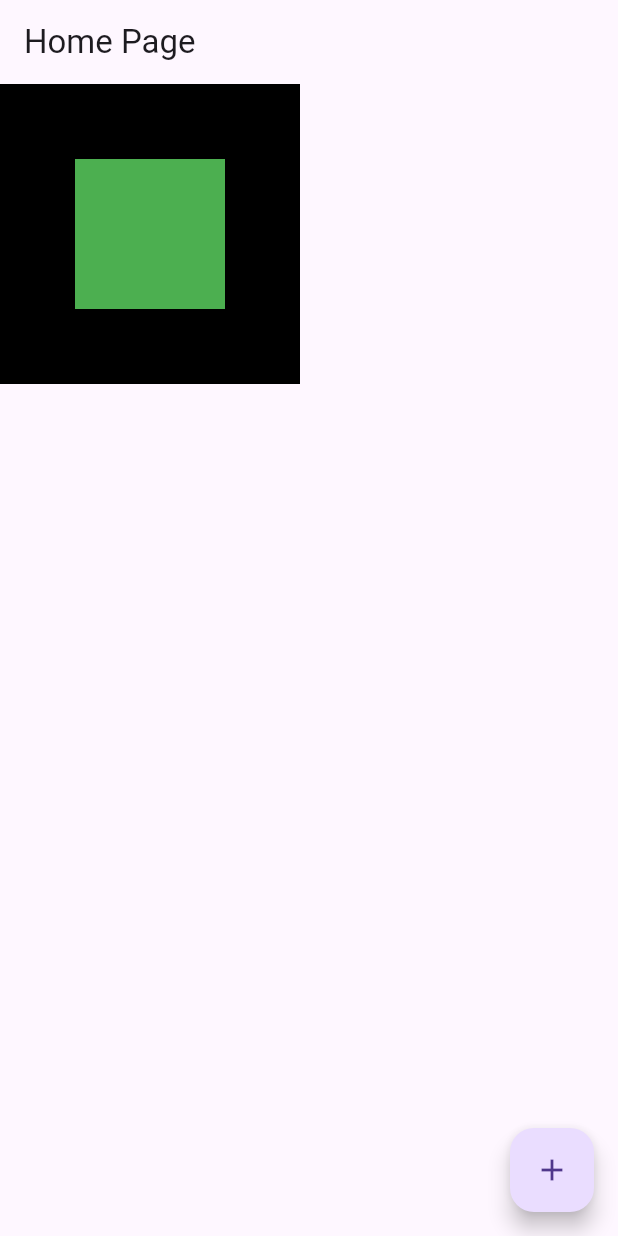
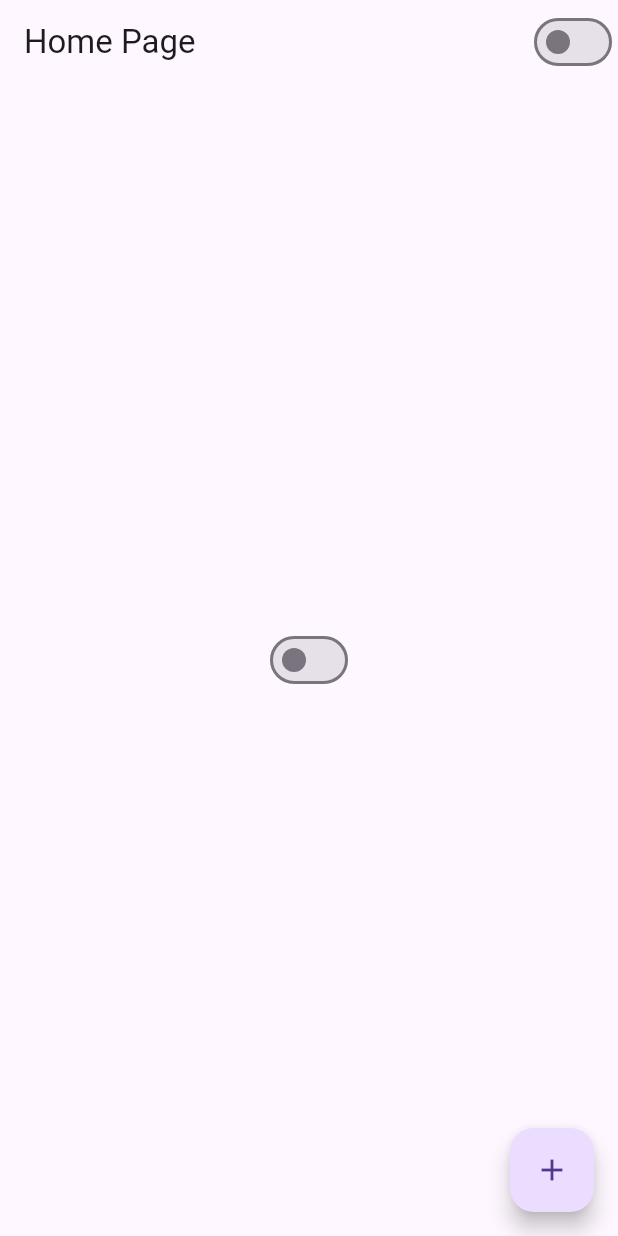
Before and after one commit to menezesledilson/Projects, a Flutter app: the screen it shows after launch, on a phone screen of 412 x 824 dp. Run offline on Flutter 3.47's test engine with Material 3 defaults, Android fonts, the phone set to English and light mode, and no system bars.

Commit message:
aula 12,13 componentes

```diff
--- /dev/null
+++ b/ola_mundo/lib/app_controller.dart
@@ -0,0 +1,12 @@
+import 'package:flutter/material.dart';
+
+class AppController extends ChangeNotifier {
+
+  static AppController instance = AppController();
+
+  bool isDartTheme = false;
+  changeTheme() {
+    isDartTheme = !isDartTheme;
+    notifyListeners();
+  }
+}
--- a/ola_mundo/lib/app_widget.dart
+++ b/ola_mundo/lib/app_widget.dart
@@ -1,5 +1,5 @@
-
 import 'package:flutter/material.dart';
+import 'package:ola_mundo/app_controller.dart';
 import 'package:ola_mundo/home_page.dart';
 
 class AppWidget extends StatelessWidget {
@@ -8,9 +8,19 @@ class AppWidget extends StatelessWidget {
   const AppWidget({super.key, required this.title});
   @override
   Widget build(BuildContext context) {
-    return MaterialApp(
-      theme: ThemeData(primarySwatch: Colors.red),
-      home: HomePage(),
+    return AnimatedBuilder(
+      animation: AppController.instance,
+      builder: (context, child) {
+        return MaterialApp(
+          theme: ThemeData(
+            primarySwatch: Colors.red,
+            brightness: AppController.instance.isDartTheme
+             ? Brightness.dark
+             : Brightness.light,
+          ),
+          home: HomePage(),
+        );
+      },
     );
   }
 }
--- a/ola_mundo/lib/home_page.dart
+++ b/ola_mundo/lib/home_page.dart
@@ -1,4 +1,5 @@
 import 'package:flutter/material.dart';
+import 'package:ola_mundo/app_controller.dart';
 
 class HomePage extends StatefulWidget {
   @override
@@ -9,25 +10,19 @@ class HomePage extends StatefulWidget {
 
 class HomePageState extends State<HomePage> {
   int counter = 0;
+
   @override
   Widget build(BuildContext context) {
     return Scaffold(
-      appBar: AppBar(title: Text('Home Page')),
+      appBar: AppBar(title: Text('Home Page'),
+      actions: [
+        CustomSwitch(),
+      ],
+      ),
 
-      body: Container(
-        height: 200,
-        width: 200,
-        color: Colors.black,
-        child: Align(
-          alignment: Alignment.center,
-          child: Align(
-            alignment: Alignment.center,
-            child: Container(
-              height: 100,
-              width: 100,
-              color: Colors.green),
-          ),
-        ),
+      body: Center(
+        child: CustomSwitch(),
+
       ),
       floatingActionButton: FloatingActionButton(
         child: Icon(Icons.add),
@@ -40,3 +35,14 @@ class HomePageState extends State<HomePage> {
     );
   }
 }
+
+class CustomSwitch extends StatelessWidget {
+  @override
+  Widget build(BuildContext context) {
+    return Switch(
+                value: AppController.instance.isDartTheme,
+          onChanged: (value) {
+           AppController.instance.changeTheme();
+          },);
+  }
+}
```
